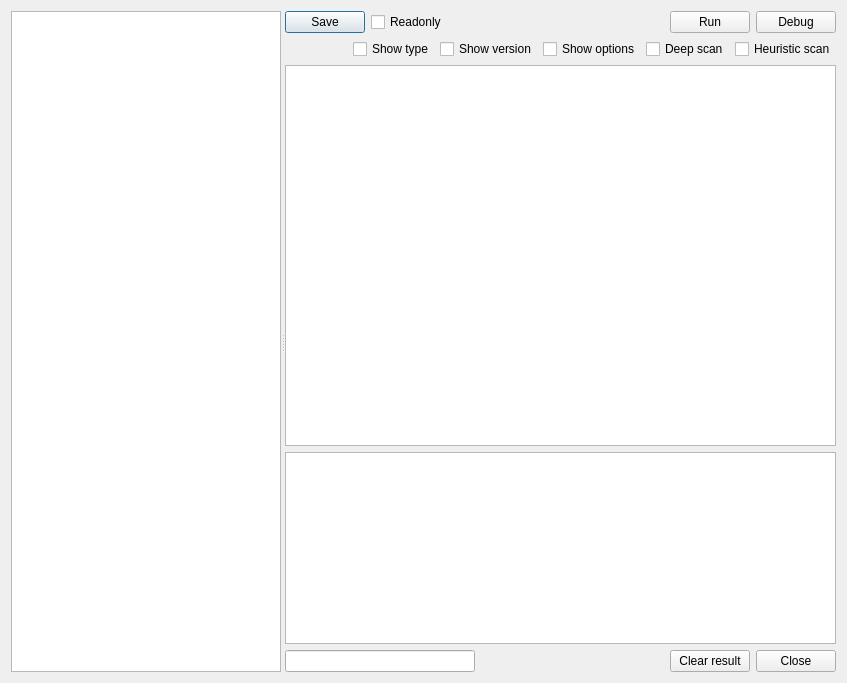
Above: dialogsignatures.ui from horsicq/die_widget before the change. Below: the same form after it.
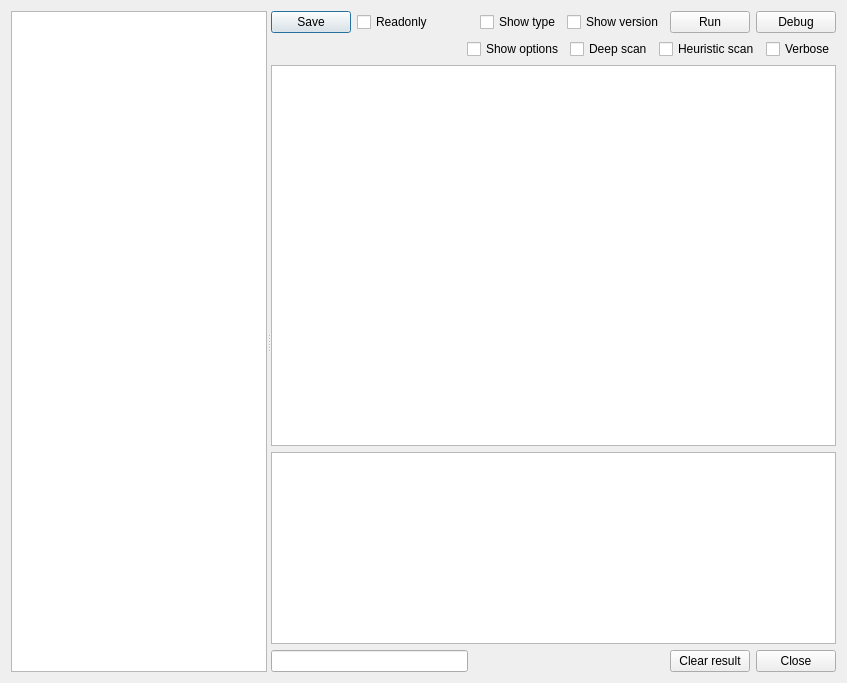
That is the form after the change. Custom widgets are drawn as their Qt base class.

```diff
--- a/dialogsignatures.ui
+++ b/dialogsignatures.ui
@@ -81,6 +81,20 @@
            </property>
           </spacer>
          </item>
+         <item>
+          <widget class="QCheckBox" name="checkBoxShowType">
+           <property name="text">
+            <string>Show type</string>
+           </property>
+          </widget>
+         </item>
+         <item>
+          <widget class="QCheckBox" name="checkBoxShowVersion">
+           <property name="text">
+            <string>Show version</string>
+           </property>
+          </widget>
+         </item>
          <item>
           <widget class="QPushButton" name="pushButtonRun">
            <property name="text">
@@ -112,20 +126,6 @@
            </property>
           </spacer>
          </item>
-         <item>
-          <widget class="QCheckBox" name="checkBoxShowType">
-           <property name="text">
-            <string>Show type</string>
-           </property>
-          </widget>
-         </item>
-         <item>
-          <widget class="QCheckBox" name="checkBoxShowVersion">
-           <property name="text">
-            <string>Show version</string>
-           </property>
-          </widget>
-         </item>
          <item>
           <widget class="QCheckBox" name="checkBoxShowOptions">
            <property name="text">
@@ -147,6 +147,13 @@
            </property>
           </widget>
          </item>
+         <item>
+          <widget class="QCheckBox" name="checkBoxVerbose">
+           <property name="text">
+            <string>Verbose</string>
+           </property>
+          </widget>
+         </item>
         </layout>
        </item>
        <item>
```
